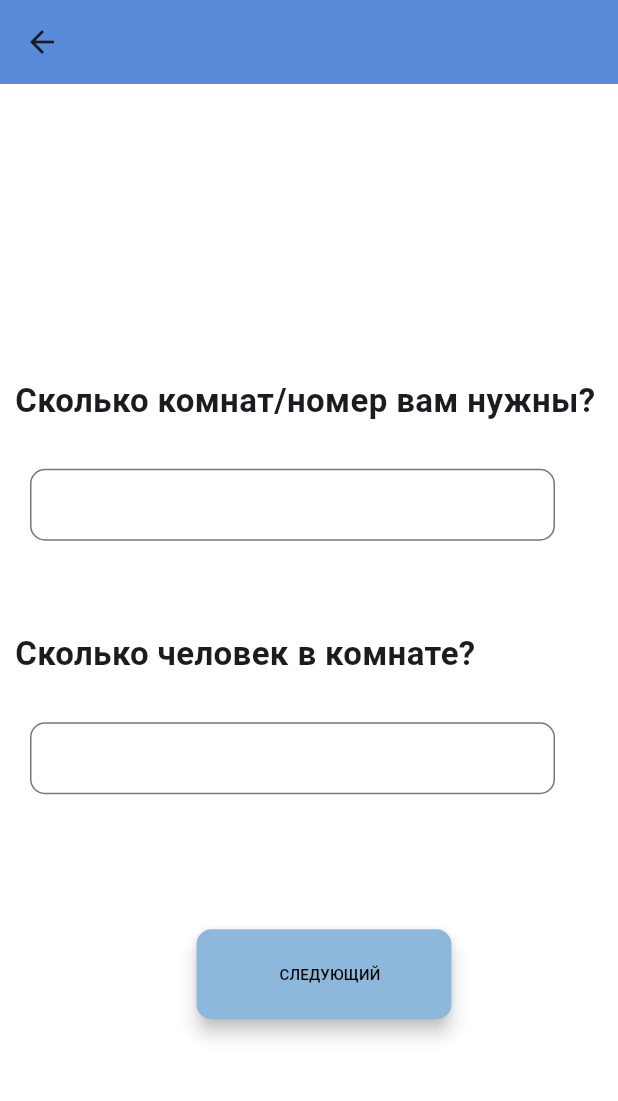
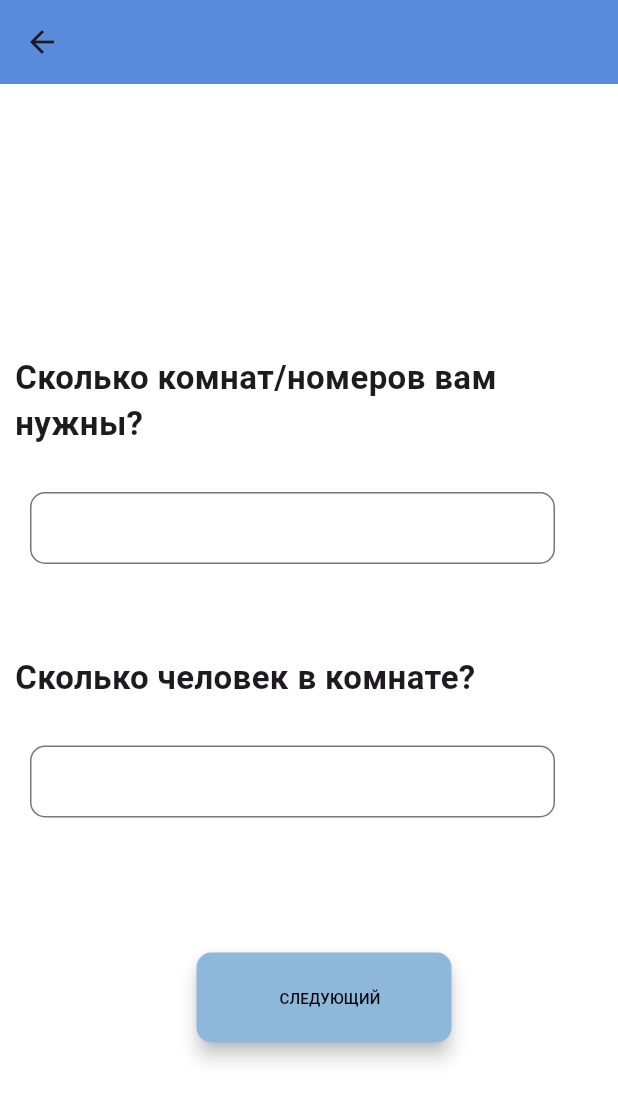
Before and after one commit to rafaelmt35/TravelTomskApp, a Flutter app: the CountPersonForRoom screen opened directly with empty values, on a phone screen of 412 x 824 dp. Shown: the top 1101 px of the screen. Run offline on Flutter 3.47's test engine with Material 3 defaults, Android fonts, the phone set to English and light mode, and no system bars; our stand-ins replace cloud_firestore, firebase_auth, firebase_core, flutter_dotenv, font_awesome_flutter, google_sign_in; accounts and stored records are empty.

Commit message:
edit text

```diff
--- a/lib/filtration/setHowManyPersonforHotel.dart
+++ b/lib/filtration/setHowManyPersonforHotel.dart
@@ -51,7 +51,7 @@ class _CountPersonForRoomState extends State<CountPersonForRoom> {
                       height: 10,
                     ),
                     const Text(
-                      'Сколько комнат/номер вам нужны?',
+                      'Сколько комнат/номеров вам нужны?',
                       style:
                           TextStyle(fontSize: 22, fontWeight: FontWeight.bold),
                     ),
--- a/lib/placeDetailsHotels.dart
+++ b/lib/placeDetailsHotels.dart
@@ -217,7 +217,7 @@ class _PlaceDetailsHotelState extends State<PlaceDetailsHotel> {
               ),
 
               const SizedBox(height: 20),
-              const Text('Номера:',
+              const Text('Комнат / номеров:',
                   style:
                       TextStyle(fontSize: 15.0, fontWeight: FontWeight.bold)),
               // Display rooms for the target hotel
```
